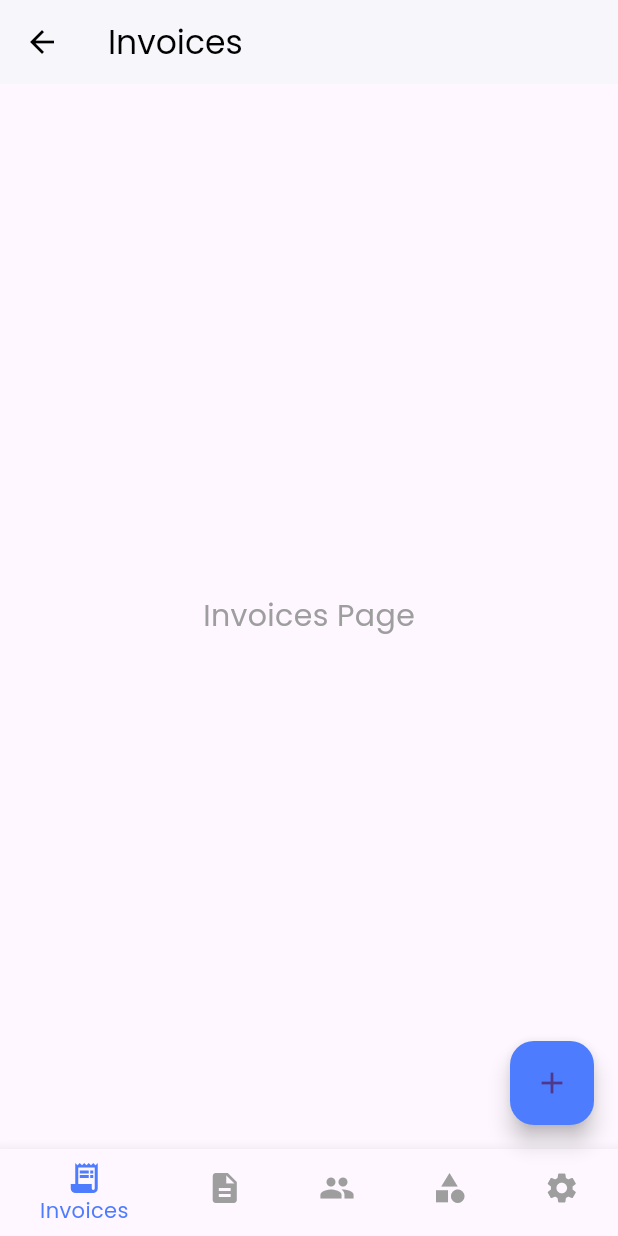
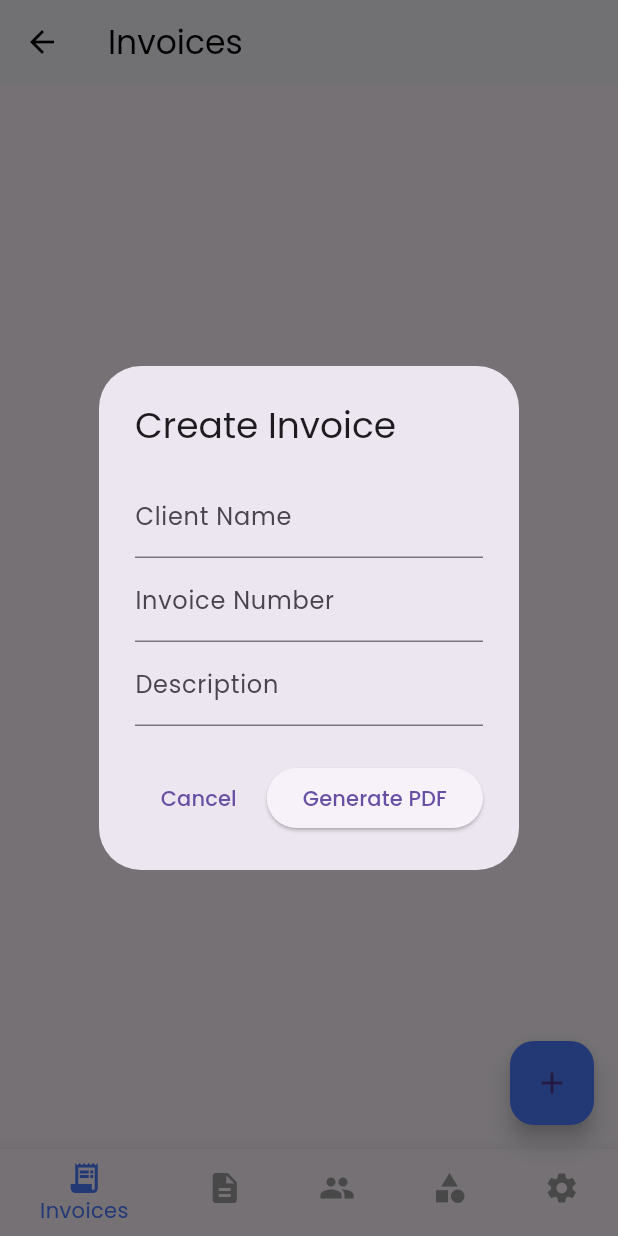
Before and after one commit to kavi17498/Billora_Invoice_App, a Flutter app: the UserDashboard screen opened by its route, after a tap on the "add" icon, on a phone screen of 412 x 824 dp. Run offline on Flutter 3.47's test engine with Material 3 defaults, Android fonts, the light colour scheme and no system bars; our stand-ins replace google_fonts, lottie, share_plus; missing offline and left inert: flutter_pdfview.

Commit message:
basic pdf gen ok

```diff
--- /dev/null
+++ b/lib/screens/invoiceGen/dialogbox.dart
@@ -0,0 +1,62 @@
+import 'package:flutter/material.dart';
+import 'package:invoiceapp/screens/invoiceGen/generatapdf.dart';
+
+Future<void> showInvoiceDialog(BuildContext parentContext) async {
+  final _formKey = GlobalKey<FormState>();
+  String clientName = '';
+  String invoiceNumber = '';
+  String description = '';
+
+  await showDialog(
+    context: parentContext,
+    builder: (context) {
+      return AlertDialog(
+        title: const Text('Create Invoice'),
+        content: Form(
+          key: _formKey,
+          child: SingleChildScrollView(
+            child: Column(
+              mainAxisSize: MainAxisSize.min,
+              children: [
+                TextFormField(
+                  decoration: const InputDecoration(labelText: 'Client Name'),
+                  validator: (value) => value!.isEmpty ? 'Required' : null,
+                  onSaved: (value) => clientName = value!,
+                ),
+                TextFormField(
+                  decoration:
+                      const InputDecoration(labelText: 'Invoice Number'),
+                  validator: (value) => value!.isEmpty ? 'Required' : null,
+                  onSaved: (value) => invoiceNumber = value!,
+                ),
+                TextFormField(
+                  decoration: const InputDecoration(labelText: 'Description'),
+                  onSaved: (value) => description = value ?? '',
+                ),
+              ],
+            ),
+          ),
+        ),
+        actions: [
+          TextButton(
+            onPressed: () => Navigator.pop(context),
+            child: const Text('Cancel'),
+          ),
+          ElevatedButton(
+            onPressed: () async {
+              if (_formKey.currentState!.validate()) {
+                _formKey.currentState!.save();
+                Navigator.pop(context); // Close the dialog
+
+                // ✅ Use parentContext here instead of dialog context
+                await generateAndSharePdf(
+                    parentContext, clientName, invoiceNumber, description);
+              }
+            },
+            child: const Text('Generate PDF'),
+          ),
+        ],
+      );
+    },
+  );
+}
--- /dev/null
+++ b/lib/screens/invoiceGen/generatapdf.dart
@@ -0,0 +1,71 @@
+import 'dart:io';
+import 'package:flutter/material.dart';
+import 'package:invoiceapp/screens/invoiceGen/pdfview.dart';
+import 'package:path_provider/path_provider.dart';
+import 'package:pdf/widgets.dart' as pw;
+import 'package:share_plus/share_plus.dart';
+
+Future<void> generateAndSharePdf(BuildContext context, String clientName,
+    String invoiceNumber, String description) async {
+  final pdf = pw.Document();
+
+  // Show loader dialog
+  showDialog(
+    context: context,
+    barrierDismissible: false,
+    builder: (context) {
+      return const AlertDialog(
+        content: Row(
+          children: [
+            CircularProgressIndicator(),
+            SizedBox(width: 16),
+            Text("Generating PDF..."),
+          ],
+        ),
+      );
+    },
+  );
+
+  try {
+    // Generate PDF content
+    pdf.addPage(
+      pw.Page(
+        build: (pw.Context context) => pw.Column(
+          crossAxisAlignment: pw.CrossAxisAlignment.start,
+          children: [
+            pw.Text('Invoice #$invoiceNumber',
+                style: pw.TextStyle(fontSize: 24)),
+            pw.SizedBox(height: 20),
+            pw.Text('Client: $clientName'),
+            pw.Text('Description: $description'),
+            pw.SizedBox(height: 20),
+            pw.Text('Thank you for your business!'),
+          ],
+        ),
+      ),
+    );
+
+    final output = await getTemporaryDirectory();
+    final file = File("${output.path}/invoice_$invoiceNumber.pdf");
+    await file.writeAsBytes(await pdf.save());
+
+    // Close loader
+    Navigator.pop(context);
+
+    // Navigate to PDF preview
+    Navigator.push(
+      context,
+      MaterialPageRoute(
+        builder: (context) => PdfPreviewPage(filePath: file.path),
+      ),
+    );
+
+    // Optionally share
+    await Share.shareXFiles([XFile(file.path)], text: 'Here is your invoice!');
+  } catch (e) {
+    Navigator.pop(context); // Close loader on error too
+    ScaffoldMessenger.of(context).showSnackBar(
+      SnackBar(content: Text('Error generating PDF: $e')),
+    );
+  }
+}
--- a/lib/screens/userdashboard.dart
+++ b/lib/screens/userdashboard.dart
@@ -2,6 +2,7 @@ import 'package:flutter/material.dart';
 import 'package:invoiceapp/screens/Invoicespage.dart';
 import 'package:invoiceapp/screens/clientspage.dart';
 import 'package:invoiceapp/screens/estimations.dart';
+import 'package:invoiceapp/screens/invoiceGen/dialogbox.dart';
 import 'package:invoiceapp/screens/itemspage.dart';
 import 'package:invoiceapp/screens/settings.dart';
 
@@ -49,7 +50,7 @@ class _UserDashboardState extends State<UserDashboard> {
       body: _pages[_selectedIndex],
       floatingActionButton: FloatingActionButton(
         onPressed: () {
-          // Add invoice or other action
+          showInvoiceDialog(context);
         },
         backgroundColor: const Color(0xFF4D7CFE),
         child: const Icon(Icons.add),
--- a/pubspec.yaml
+++ b/pubspec.yaml
@@ -36,10 +36,16 @@ dependencies:
   cupertino_icons: ^1.0.8
   google_fonts: ^6.2.1
   lottie: ^3.3.1
+  pdf: ^3.10.4
+  printing: ^5.11.0
+  path_provider: ^2.1.2
+  share_plus: ^7.2.1
+  flutter_pdfview: ^1.2.7
 
 dev_dependencies:
   flutter_test:
     sdk: flutter
+
 
   # The "flutter_lints" package below contains a set of recommended lints to
   # encourage good coding practices. The lint set provided by the package is
```
Also changed, not shown: lib/screens/invoiceGen/pdfview.dart (added, +19 -0 lines), pubspec.lock, 5 other files.
